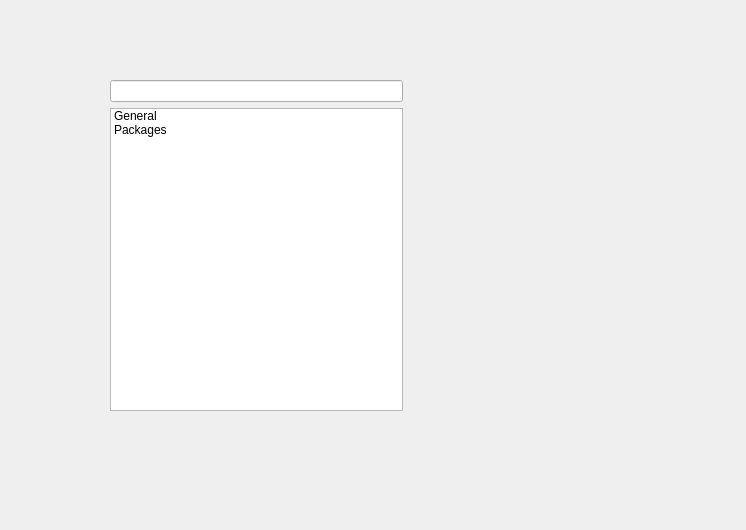
This is src/ConfigDialog.ui in silkedit/silkedit as Qt 5 draws it before an edit. The edited form follows.
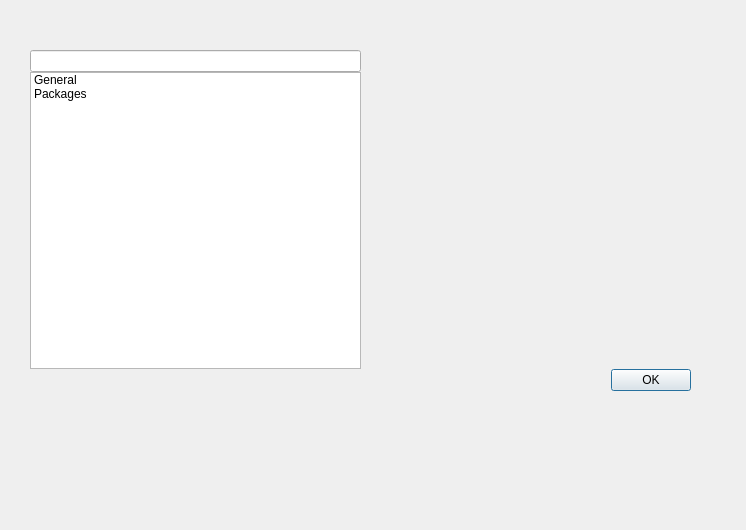
This is the edited form. Custom widgets are drawn as their Qt base class.

What changed in the file:
```diff
--- a/src/ConfigDialog.ui
+++ b/src/ConfigDialog.ui
@@ -16,13 +16,30 @@
   <widget class="QWidget" name="horizontalLayoutWidget">
    <property name="geometry">
     <rect>
-     <x>110</x>
-     <y>80</y>
-     <width>591</width>
-     <height>331</height>
+     <x>10</x>
+     <y>30</y>
+     <width>701</width>
+     <height>381</height>
     </rect>
    </property>
-   <layout class="QHBoxLayout" name="rootHLayout">
+   <layout class="QVBoxLayout" name="rootLayout">
+    <property name="spacing">
+     <number>0</number>
+    </property>
+    <property name="leftMargin">
+     <number>20</number>
+    </property>
+    <property name="topMargin">
+     <number>20</number>
+    </property>
+    <property name="rightMargin">
+     <number>20</number>
+    </property>
+    <property name="bottomMargin">
+     <number>20</number>
+    </property>
+    <item>
+     <layout class="QHBoxLayout" name="contentLayout">
     <item>
      <layout class="QVBoxLayout" name="verticalLayout">
       <item>
@@ -30,8 +47,11 @@
       </item>
       <item>
        <widget class="QListWidget" name="listWidget">
-        <property name="spacing">
-         <number>0</number>
+          <property name="sizeAdjustPolicy">
+           <enum>QAbstractScrollArea::AdjustToContents</enum>
+          </property>
+          <property name="resizeMode">
+           <enum>QListView::Adjust</enum>
         </property>
         <item>
          <property name="text">
@@ -52,6 +72,32 @@
       <widget class="GeneralConfigView" name="generalConfigView"/>
       <widget class="PackagesTabView" name="packagesView"/>
      </widget>
+      </item>
+     </layout>
+    </item>
+    <item>
+     <layout class="QHBoxLayout" name="horizontalLayout">
+      <item>
+       <spacer name="horizontalSpacer">
+        <property name="orientation">
+         <enum>Qt::Horizontal</enum>
+        </property>
+        <property name="sizeHint" stdset="0">
+         <size>
+          <width>40</width>
+          <height>20</height>
+         </size>
+        </property>
+       </spacer>
+      </item>
+      <item>
+       <widget class="QPushButton" name="okButton">
+        <property name="text">
+         <string>OK</string>
+        </property>
+       </widget>
+      </item>
+     </layout>
     </item>
    </layout>
   </widget>
```
Left out of the diff: 2 changed lines with no effect on the pictures. Lines whose indentation alone changed are shown as unchanged.
